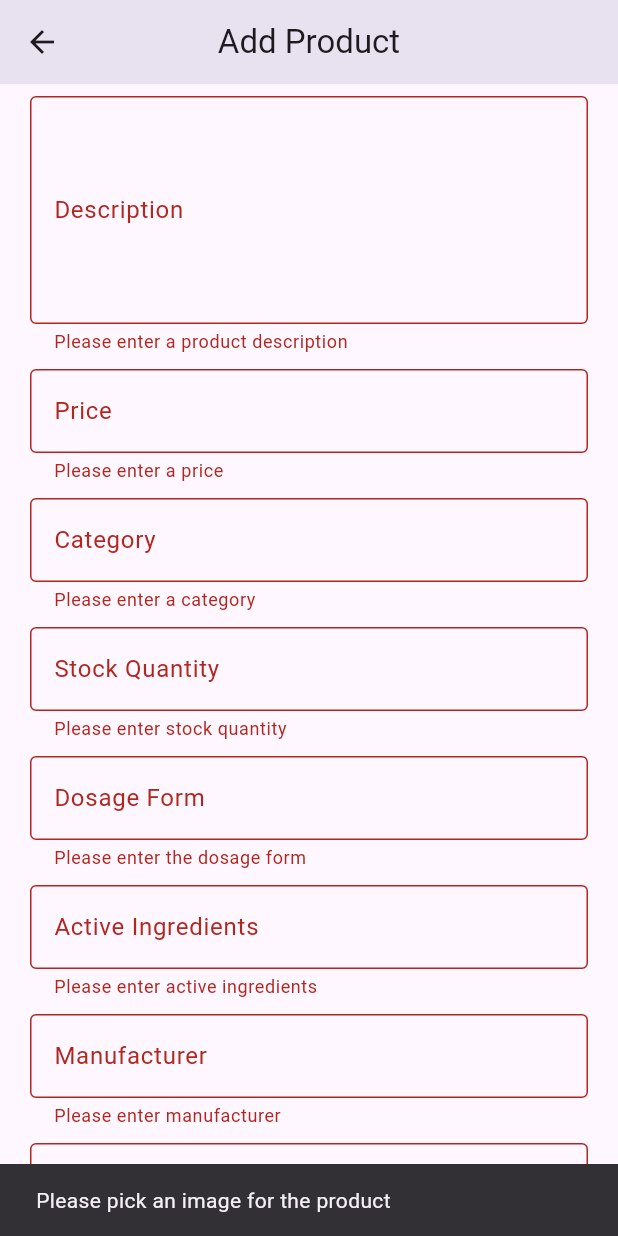
After one commit to NightKing-V/MobAppDevProj---MedicineDeliveryApp, a Flutter app: the AddProduct screen opened directly, scrolled down 98 dp, after a tap on "Submit Product", on a phone screen of 412 x 824 dp. The commit adds this screen. Run offline on Flutter 3.47's test engine with Material 3 defaults, Android fonts, the phone set to English and light mode, and no system bars; our stand-ins replace image_picker.

Commit message:
pharmacist add product

```diff
--- a/Medicinedeliveryapp/lib/controllers/pharmacist_products.dart
+++ b/Medicinedeliveryapp/lib/controllers/pharmacist_products.dart
@@ -4,6 +4,10 @@ import 'package:http/http.dart' as http;
 import 'package:medicinedeliveryapp/models/authModel.dart';
 import 'package:medicinedeliveryapp/models/config.dart';
 import 'package:provider/provider.dart';
+import 'dart:io';
+import 'package:mime/mime.dart';
+import 'package:http_parser/http_parser.dart';
+import 'package:path/path.dart' as path;
 
 Future<List<dynamic>> fetchAllProductsByPharmacy(BuildContext context) async {
   final String apiUrl = API.API_URL + '/products/allProductsPharmacy';
@@ -23,3 +27,71 @@ Future<List<dynamic>> fetchAllProductsByPharmacy(BuildContext context) async {
     throw Exception('Failed to fetch data');
   }
 }
+
+Future<void> uploadProduct({
+  required BuildContext context, // Add BuildContext to access Provider
+  required String name,
+  required String description,
+  required String price,
+  required String category,
+  required String stockQuantity,
+  required String dosageForm,
+  required String activeIngredients,
+  required String manufacturer,
+  required String expiryDate,
+  required File imageFile,
+}) async {
+  // Construct the API URL
+  final String apiUrl = API.API_URL + '/products/add';
+  // Access the accessToken from the AuthModel provider
+  final String accessToken =
+      Provider.of<AuthModel>(context, listen: false).accessToken;
+
+  final headers = {
+    'Content-Type': 'multipart/form-data',
+    'Authorization': 'Bearer $accessToken',
+  };
+
+  final uri = Uri.parse(apiUrl);
+
+  try {
+    var request = http.MultipartRequest('POST', uri)..headers.addAll(headers);
+
+    // Add text fields to the request
+    request.fields['name'] = name;
+    request.fields['description'] = description;
+    request.fields['price'] = price;
+    request.fields['category'] = category;
+    request.fields['stockQuantity'] = stockQuantity;
+    request.fields['dosageForm'] = dosageForm;
+    request.fields['activeIngredients'] = activeIngredients;
+    request.fields['manufacturer'] = manufacturer;
+    request.fields['expiryDate'] = expiryDate;
+
+    // Determine the MIME type of the file
+    final mimeTypeData =
+        lookupMimeType(imageFile.path, headerBytes: [0xFF, 0xD8])?.split('/');
+
+    // Add the image file to the request
+    var picture = await http.MultipartFile.fromPath(
+      'image', // Adjust the field name according to your API
+      imageFile.path,
+      contentType: mimeTypeData != null
+          ? MediaType(mimeTypeData[0], mimeTypeData[1])
+          : null,
+    );
+
+    request.files.add(picture);
+
+    // Send the request
+    var response = await request.send();
+
+    if (response.statusCode == 200) {
+      print('Product uploaded successfully.');
+    } else {
+      print('Failed to upload product. Status code: ${response.statusCode}');
+    }
+  } catch (e) {
+    print('Error uploading product: $e');
+  }
+}
--- /dev/null
+++ b/Medicinedeliveryapp/lib/pages/pharmacist/add_product.dart
@@ -0,0 +1,259 @@
+import 'package:flutter/material.dart';
+import 'package:image_picker/image_picker.dart';
+import 'dart:io';
+import 'package:medicinedeliveryapp/controllers/pharmacist_products.dart';
+
+
+void main() {
+  runApp(MyApp());
+}
+
+class MyApp extends StatelessWidget {
+  @override
+  Widget build(BuildContext context) {
+    return MaterialApp(
+      title: 'Product Add Form', // Set app title
+      theme: ThemeData(
+        primarySwatch: Colors.blue, // Set app theme (optional)
+      ),
+      home: AddProduct(),
+    );
+  }
+}
+
+class AddProduct extends StatefulWidget {
+  const AddProduct({super.key});
+
+  @override
+  State<AddProduct> createState() => _AddProductState();
+}
+
+class _AddProductState extends State<AddProduct> {
+  final GlobalKey<FormState> _formKey = GlobalKey<FormState>(); // Form key
+
+  Future<void> uploadProductData() async {
+  if (_formKey.currentState!.validate() && _imageFile != null) {
+    // Assuming uploadProduct is defined according to the previous explanation
+    await uploadProduct(
+      context: context,
+      name: _nameController.text,
+      description: _descriptionController.text,
+      price: _priceController.text,
+      category: _categoryController.text,
+      stockQuantity: _stockQuantityController.text,
+      dosageForm: _dosageFormController.text,
+      activeIngredients: _activeIngredientsController.text,
+      manufacturer: _manufactureController.text,
+      expiryDate: _expiryDateController.text,
+      imageFile: File(_imageFile!.path),
+    );
+
+    // Show a snackbar or any other notification that the product has been submitted
+    ScaffoldMessenger.of(context).showSnackBar(
+      SnackBar(content: Text('Product submitted successfully')),
+    );
+  } else {
+    // Handle the case where the image is not picked
+    ScaffoldMessenger.of(context).showSnackBar(
+      SnackBar(content: Text('Please pick an image for the product')),
+    );
+  }
+}
+
+
+  // Text field controllers for input management
+  final TextEditingController _nameController = TextEditingController();
+  final TextEditingController _descriptionController = TextEditingController();
+  final TextEditingController _priceController = TextEditingController();
+  final TextEditingController _categoryController = TextEditingController();
+  final TextEditingController _stockQuantityController = TextEditingController();
+  final TextEditingController _dosageFormController = TextEditingController();
+  final TextEditingController _activeIngredientsController = TextEditingController();
+  final TextEditingController _manufactureController = TextEditingController();
+  final TextEditingController _expiryDateController = TextEditingController();
+
+  // Image picker and selected image state
+  final ImagePicker _picker = ImagePicker();
+  XFile? _imageFile; // Store selected image
+
+  Future<void> _getImage() async {
+    final XFile? pickedFile = await _picker.pickImage(source: ImageSource.gallery);
+    setState(() {
+      _imageFile = pickedFile;
+    });
+  }
+
+  @override
+  Widget build(BuildContext context) {
+    return Scaffold(
+      appBar: AppBar(
+        title: Text('Add Product'),
+        centerTitle: true,
+      ),
+      body: SingleChildScrollView( // Allow scrolling for long forms
+        padding: const EdgeInsets.all(20.0),
+        child: Form(
+          key: _formKey, // Assign form key
+          child: Column(
+            children: [
+              // Text fields for product details
+              TextFormField(
+                controller: _nameController,
+                decoration: InputDecoration(
+                  labelText: 'Name',
+                  border: OutlineInputBorder(),
+                ),
+                validator: (value) {
+                  if (value == null || value.isEmpty) {
+                    return 'Please enter a product name';
+                  }
+                  return null;
+                },
+              ),
+              const SizedBox(height: 10.0),
+              TextFormField(
+                controller: _descriptionController,
+                decoration: InputDecoration(
+                  labelText: 'Description',
+                  border: OutlineInputBorder(),
+                ),
+                maxLines: 5, // Allow multiple lines for description
+                validator: (value) {
+                  if (value == null || value.isEmpty) {
+                    return 'Please enter a product description';
+                  }
+                  return null;
+                },
+              ),
+              const SizedBox(height: 10.0),
+              TextFormField(
+                controller: _priceController,
+                keyboardType: TextInputType.number, // Set keyboard type for numbers
+                decoration: InputDecoration(
+                  labelText: 'Price',
+                  border: OutlineInputBorder(),
+                ),
+                validator: (value) {
+                  if (value == null || value.isEmpty) {
+                    return 'Please enter a price';
+                  }
+                  return null;
+                },
+              ),
+              const SizedBox(height: 10.0),
+              TextFormField(
+                controller: _categoryController,
+                decoration: InputDecoration(
+                  labelText: 'Category',
+                  border: OutlineInputBorder(),
+                ),
+                validator: (value) {
+                  if (value == null || value.isEmpty) {
+                    return 'Please enter a category';
+                  }
+                  return null;
+                },
+              ),
+              const SizedBox(height: 10.0),
+                            TextFormField(
+                controller: _stockQuantityController,
+                keyboardType: TextInputType.number,
+                decoration: InputDecoration(
+                  labelText: 'Stock Quantity',
+                  border: OutlineInputBorder(),
+                ),
+                validator: (value) {
+                  if (value == null || value.isEmpty) {
+                    return 'Please enter stock quantity';
+                  }
+                  return null;
+                },
+              ),
+              const SizedBox(height: 10.0),
+              TextFormField(
+                controller: _dosageFormController,
+                decoration: InputDecoration(
+                  labelText: 'Dosage Form',
+                  border: OutlineInputBorder(),
+                ),
+                validator: (value) {
+                  if (value == null || value.isEmpty) {
+                    return 'Please enter the dosage form';
+                  }
+                  return null;
+                },
+              ),
+              const SizedBox(height: 10.0),
+              TextFormField(
+                controller: _activeIngredientsController,
+                decoration: InputDecoration(
+                  labelText: 'Active Ingredients',
+                  border: OutlineInputBorder(),
+                ),
+                validator: (value) {
+                  if (value == null || value.isEmpty) {
+                    return 'Please enter active ingredients';
+                  }
+                  return null;
+                },
+              ),
+              const SizedBox(height: 10.0),
+              TextFormField(
+                controller: _manufactureController,
+                decoration: InputDecoration(
+                  labelText: 'Manufacturer',
+                  border: OutlineInputBorder(),
+                ),
+                validator: (value) {
+                  if (value == null || value.isEmpty) {
+                    return 'Please enter manufacturer';
+                  }
+                  return null;
+                },
+              ),
+              const SizedBox(height: 10.0),
+              TextFormField(
+                controller: _expiryDateController,
+                decoration: InputDecoration(
+                  labelText: 'Expiry Date',
+                  border: OutlineInputBorder(),
+                ),
+                validator: (value) {
+                  if (value == null || value.isEmpty) {
+                    return 'Please enter expiry date';
+                  }
+                  return null;
+                },
+              ),
+              const SizedBox(height: 20.0),
+              // Display selected image
+              if (_imageFile != null)
+                Image.file(
+                  File(_imageFile!.path),
+                  height: 150,
+                ),
+              const SizedBox(height: 10.0),
+              ElevatedButton(
+                onPressed: _getImage,
+                style: ElevatedButton.styleFrom(
+                  backgroundColor: Colors.green, // Button color
+                ),
+                child: Text('Pick Image'),
+              ),
+              const SizedBox(height: 20.0),
+              ElevatedButton(
+                onPressed: () {
+                 uploadProductData();
+                },
+                style: ElevatedButton.styleFrom(
+                  backgroundColor: Colors.blue, // Button color
+                ),
+                child: Text('Submit Product'),
+              ),
+            ],
+          ),
+        ),
+      ),
+    );
+  }
+}
--- a/Medicinedeliveryapp/lib/pages/pharmacist/pharmacist_dashboard.dart
+++ b/Medicinedeliveryapp/lib/pages/pharmacist/pharmacist_dashboard.dart
@@ -101,6 +101,7 @@ class PharmacistDashboard extends StatelessWidget {
                               child: Icon(
                                 Icons.medical_information,
                                 size: 50,
+                                color: Color.fromARGB(255, 255, 255, 255),
                               ),
                             ),
                           ],
--- a/Medicinedeliveryapp/lib/pages/pharmacist/product_store.dart
+++ b/Medicinedeliveryapp/lib/pages/pharmacist/product_store.dart
@@ -1,6 +1,7 @@
 import 'package:flutter/material.dart';
 import 'package:medicinedeliveryapp/components/pharmacy_product_list.dart';
 import 'package:medicinedeliveryapp/controllers/pharmacist_products.dart';
+import 'package:medicinedeliveryapp/pages/pharmacist/add_product.dart';
 
 void main() {
   runApp(MyApp());
@@ -44,11 +45,34 @@ class MyProducts extends StatelessWidget {
               Center(
                 child: Padding(
                   padding: const EdgeInsets.only(bottom: 18.0),
-                  child: Text(
-                    "My Products",
-                    style:
-                        TextStyle(fontWeight: FontWeight.bold, fontSize: 20.0),
-                  ),
+                  child: Padding(
+                    padding: const EdgeInsets.only(left: 20),
+                    child: Row(
+                      crossAxisAlignment: CrossAxisAlignment.end,
+                      children: [
+                        ElevatedButton(
+                          onPressed: () {
+                            Navigator.push(
+                            context,
+                            MaterialPageRoute(builder: (context) => AddProduct()),
+                          );
+                          },
+                          style: ElevatedButton.styleFrom(
+                            backgroundColor: Colors.green, // Set the background color to green
+                          ),
+                          child: Row(
+                            mainAxisSize: MainAxisSize.min, // Use the minimum amount of space
+                            children: [
+                              Icon(Icons.add, color: Colors.white), // Change icon color to white for better contrast
+                              SizedBox(width: 4), // Add some spacing between the icon and the text
+                              Text("Add", style: TextStyle(color: Colors.white)), // Text color is also white for contrast
+                            ],
+                          ),
+                        ),
+                      ],
+                    ),
+                  )
+
                 ),
               ),
               Center(
--- a/Medicinedeliveryapp/pubspec.yaml
+++ b/Medicinedeliveryapp/pubspec.yaml
@@ -16,6 +16,10 @@ dependencies:
   http: ^1.2.1
   provider: ^6.1.2
   url_launcher: ^6.2.5
+  image_picker: ^1.0.7
+  mime: ^1.0.5
+  http_parser: ^4.0.2
+  path: ^1.9.0
 
 dev_dependencies:
   flutter_test:
```
Also changed, not shown: Medicinedeliveryapp/pubspec.lock, 6 other files.
